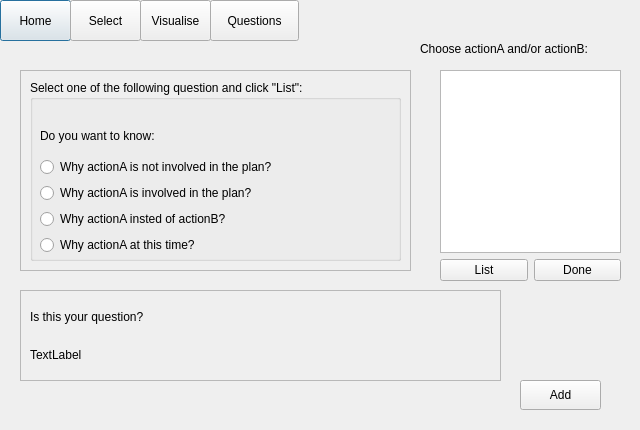
Before: the Qt Designer form userquestions.ui in ariannabettin/FYPArianna, drawn with Qt 5.
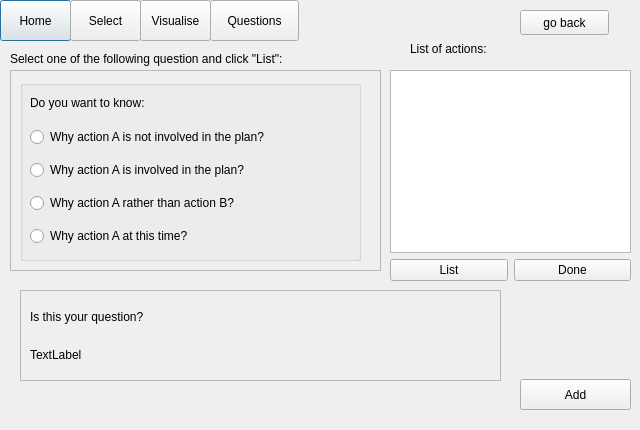
After: the same form once the commit is applied.

```diff
--- a/userquestions.ui
+++ b/userquestions.ui
@@ -13,6 +13,9 @@
   <property name="windowTitle">
    <string>Dialog</string>
   </property>
+  <property name="styleSheet">
+   <string notr="true">font: 75 12pt &quot;TakaoPGothic&quot;;</string>
+  </property>
   <widget class="QPlainTextEdit" name="planArea">
    <property name="geometry">
     <rect>
@@ -79,9 +82,9 @@
    <property name="geometry">
     <rect>
      <x>520</x>
-     <y>380</y>
-     <width>81</width>
-     <height>30</height>
+     <y>379</y>
+     <width>111</width>
+     <height>31</height>
     </rect>
    </property>
    <property name="text">
@@ -104,9 +107,9 @@
   <widget class="QFrame" name="frame">
    <property name="geometry">
     <rect>
-     <x>20</x>
+     <x>10</x>
      <y>70</y>
-     <width>391</width>
+     <width>371</width>
      <height>201</height>
     </rect>
    </property>
@@ -121,87 +124,100 @@
      <rect>
       <x>10</x>
       <y>10</y>
-      <width>371</width>
+      <width>341</width>
       <height>181</height>
      </rect>
     </property>
+    <property name="styleSheet">
+     <string notr="true">font: 75 11pt &quot;TakaoPGothic&quot;;</string>
+    </property>
     <property name="title">
-     <string>Select one of the following question and click &quot;List&quot;:</string>
+     <string/>
     </property>
     <widget class="QWidget" name="layoutWidget">
      <property name="geometry">
       <rect>
        <x>10</x>
        <y>40</y>
-       <width>351</width>
+       <width>311</width>
        <height>135</height>
       </rect>
      </property>
      <layout class="QVBoxLayout" name="verticalLayout">
-      <item>
-       <widget class="QLabel" name="label_2">
-        <property name="text">
-         <string>Do you want to know:</string>
-        </property>
-       </widget>
-      </item>
       <item>
        <widget class="QRadioButton" name="addOption">
         <property name="text">
-         <string>Why actionA is not involved in the plan?</string>
+         <string>Why action A is not involved in the plan?</string>
         </property>
        </widget>
       </item>
       <item>
        <widget class="QRadioButton" name="removeOption">
         <property name="text">
-         <string>Why actionA is involved in the plan?</string>
+         <string>Why action A is involved in the plan?</string>
         </property>
        </widget>
       </item>
       <item>
        <widget class="QRadioButton" name="replaceOption">
         <property name="text">
-         <string>Why actionA insted of actionB? </string>
+         <string>Why action A rather than action B? </string>
         </property>
        </widget>
       </item>
       <item>
        <widget class="QRadioButton" name="rescheduleOption">
         <property name="text">
-         <string>Why actionA at this time? </string>
+         <string>Why action A at this time? </string>
         </property>
        </widget>
       </item>
      </layout>
     </widget>
+    <widget class="QLabel" name="label_2">
+     <property name="geometry">
+      <rect>
+       <x>10</x>
+       <y>10</y>
+       <width>309</width>
+       <height>25</height>
+      </rect>
+     </property>
+     <property name="text">
+      <string>Do you want to know:</string>
+     </property>
+    </widget>
    </widget>
   </widget>
   <widget class="QLabel" name="statementLabel">
    <property name="geometry">
     <rect>
-     <x>420</x>
+     <x>410</x>
      <y>40</y>
-     <width>221</width>
+     <width>121</width>
      <height>17</height>
     </rect>
    </property>
    <property name="text">
-    <string>Choose actionA and/or actionB:</string>
+    <string>List of actions:</string>
    </property>
   </widget>
   <widget class="QWidget" name="layoutWidget">
    <property name="geometry">
     <rect>
-     <x>440</x>
+     <x>390</x>
      <y>70</y>
-     <width>181</width>
+     <width>241</width>
      <height>211</height>
     </rect>
    </property>
    <layout class="QVBoxLayout" name="verticalLayout_3">
     <item>
-     <widget class="QListWidget" name="list"/>
+     <widget class="QListWidget" name="list">
+      <property name="styleSheet">
+       <string notr="true"/>
+      </property>
+     </widget>
     </item>
     <item>
      <layout class="QHBoxLayout" name="horizontalLayout">
@@ -259,6 +275,35 @@
     </item>
    </layout>
   </widget>
+  <widget class="QPushButton" name="backButton">
+   <property name="geometry">
+    <rect>
+     <x>520</x>
+     <y>10</y>
+     <width>89</width>
+     <height>25</height>
+    </rect>
+   </property>
+   <property name="text">
+    <string>go back</string>
+   </property>
+  </widget>
+  <widget class="QLabel" name="label_3">
+   <property name="geometry">
+    <rect>
+     <x>10</x>
+     <y>50</y>
+     <width>371</width>
+     <height>17</height>
+    </rect>
+   </property>
+   <property name="styleSheet">
+    <string notr="true">font: 75 11pt &quot;TakaoPGothic&quot;;</string>
+   </property>
+   <property name="text">
+    <string>Select one of the following question and click &quot;List&quot;:</string>
+   </property>
+  </widget>
  </widget>
  <resources/>
  <connections/>
```
Left out of the diff: 3 changed lines with no effect on the pictures.
